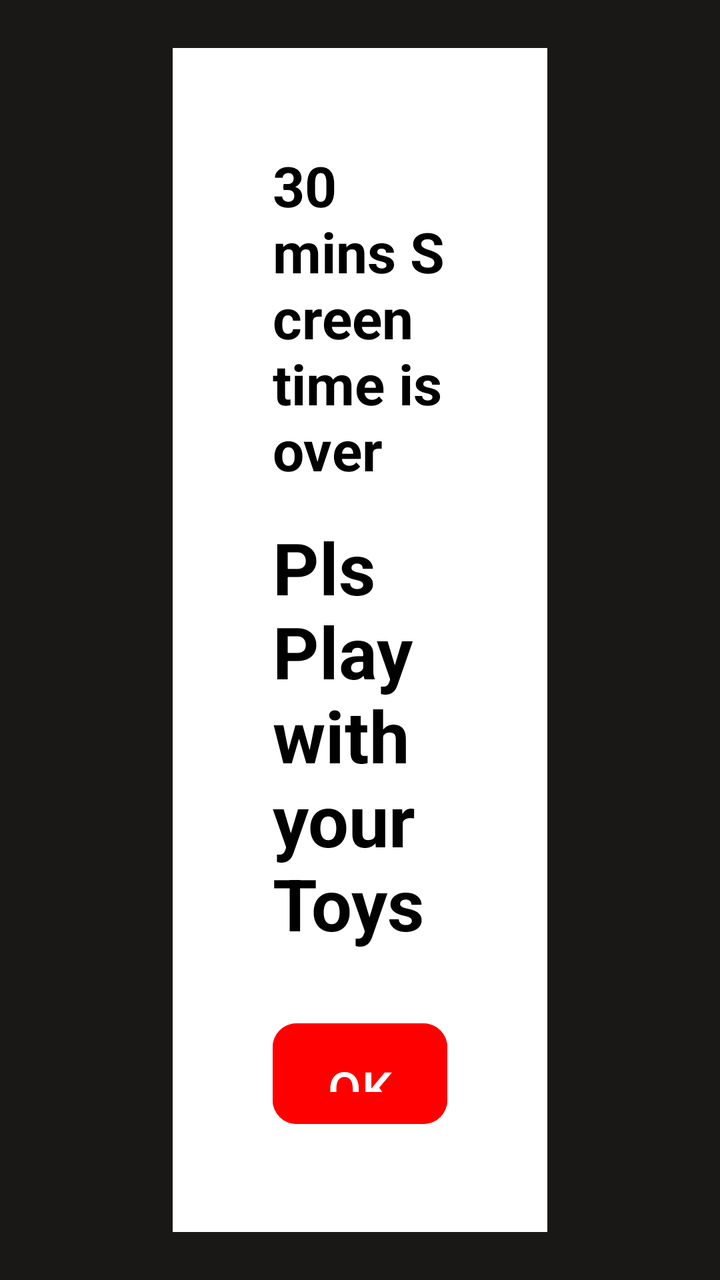
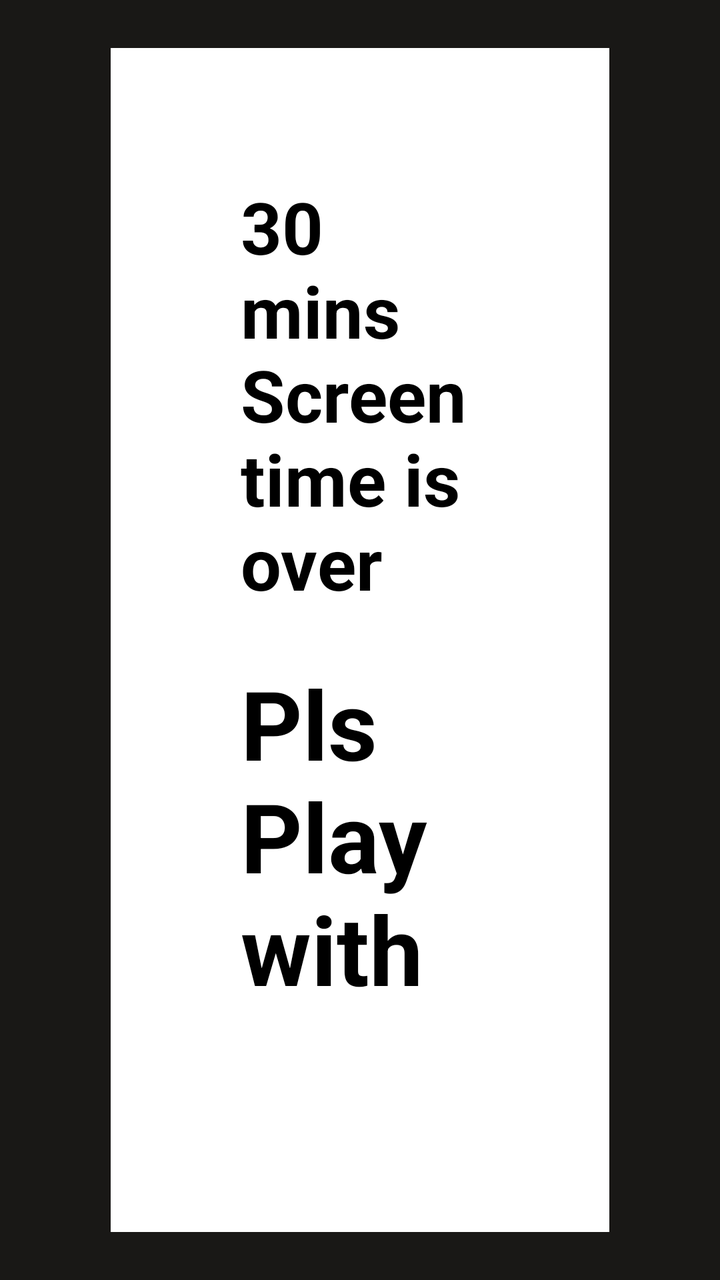

Screens rendered from an Android XML layout before and after an edit, with the pre-edit source and the edit as a unified diff.
<!-- AndroidManifest.xml: application theme Theme.PPGYouTubeKids -->
<!-- res/layout/dialog_overlay.xml -->
<?xml version="1.0" encoding="utf-8"?>
<androidx.constraintlayout.widget.ConstraintLayout xmlns:android="http://schemas.android.com/apk/res/android"
    xmlns:app="http://schemas.android.com/apk/res-auto"
    android:layout_width="match_parent"
    android:layout_height="match_parent"
    android:background="#E6000000"
    android:padding="24dp">

    <LinearLayout
        android:layout_width="0dp"
        android:layout_height="wrap_content"
        android:orientation="vertical"
        android:gravity="center"
        android:background="@android:color/white"
        android:padding="50dp"
        app:layout_constraintWidth_percent="0.6"
        app:layout_constraintTop_toTopOf="parent"
        app:layout_constraintBottom_toBottomOf="parent"
        app:layout_constraintStart_toStartOf="parent"
        app:layout_constraintEnd_toEndOf="parent">

        <TextView
            android:id="@+id/txtMessage1"
            android:layout_width="wrap_content"
            android:layout_height="wrap_content"
            android:text="30 mins Screen time is over"
            android:textColor="@android:color/black"
            android:textSize="28sp"
            android:textStyle="bold"
            android:textAlignment="center"
            android:layout_marginBottom="16dp" />

        <TextView
            android:id="@+id/txtMessage2"
            android:layout_width="wrap_content"
            android:layout_height="wrap_content"
            android:text="Pls Play with your Toys"
            android:textColor="@android:color/black"
            android:textSize="36sp"
            android:textStyle="bold"
            android:textAlignment="center"
            android:layout_marginBottom="32dp" />

        <com.google.android.material.button.MaterialButton
            android:id="@+id/btnOverlayOk"
            android:layout_width="wrap_content"
            android:layout_height="wrap_content"
            android:text="OK"
            android:textSize="24sp"
            android:paddingStart="48dp"
            android:paddingEnd="48dp"
            android:paddingTop="16dp"
            android:paddingBottom="16dp"
            app:cornerRadius="12dp"
            android:backgroundTint="@color/ytk_primary_red" />

    </LinearLayout>

</androidx.constraintlayout.widget.ConstraintLayout>
<!-- resources referenced by this layout -->
<resources>
  <color name="ytk_primary_red">#FF0000</color>
  <style name="Theme.PPGYouTubeKids" parent="Base.Theme.PPGYouTubeKids" />
  <style name="Base.Theme.PPGYouTubeKids" parent="Theme.Material3.Light.NoActionBar">
          <item name="colorPrimary">@color/ytk_primary_red</item>
          <item name="colorSecondary">@color/ytk_cyan</item>
          <item name="android:windowBackground">@color/ytk_background</item>
          <item name="android:statusBarColor">@color/ytk_primary_red</item>
      </style>
  <color name="ytk_cyan">#00BCD4</color>
  <color name="ytk_background">#FFF8E1</color>
</resources>

<!-- the commit's change to res/layout/dialog_overlay.xml (unified diff, before → after) -->
@@ -12,8 +12,8 @@
         android:orientation="vertical"
         android:gravity="center"
         android:background="@android:color/white"
-        android:padding="50dp"
-        app:layout_constraintWidth_percent="0.6"
+        android:padding="65dp"
+        app:layout_constraintWidth_percent="0.8"
         app:layout_constraintTop_toTopOf="parent"
         app:layout_constraintBottom_toBottomOf="parent"
         app:layout_constraintStart_toStartOf="parent"
@@ -25,10 +25,10 @@
             android:layout_height="wrap_content"
             android:text="30 mins Screen time is over"
             android:textColor="@android:color/black"
-            android:textSize="28sp"
+            android:textSize="36sp"
             android:textStyle="bold"
             android:textAlignment="center"
-            android:layout_marginBottom="16dp" />
+            android:layout_marginBottom="24dp" />
 
         <TextView
             android:id="@+id/txtMessage2"
@@ -36,22 +36,22 @@
             android:layout_height="wrap_content"
             android:text="Pls Play with your Toys"
             android:textColor="@android:color/black"
-            android:textSize="36sp"
+            android:textSize="48sp"
             android:textStyle="bold"
             android:textAlignment="center"
-            android:layout_marginBottom="32dp" />
+            android:layout_marginBottom="40dp" />
 
         <com.google.android.material.button.MaterialButton
             android:id="@+id/btnOverlayOk"
             android:layout_width="wrap_content"
             android:layout_height="wrap_content"
             android:text="OK"
-            android:textSize="24sp"
-            android:paddingStart="48dp"
-            android:paddingEnd="48dp"
-            android:paddingTop="16dp"
-            android:paddingBottom="16dp"
-            app:cornerRadius="12dp"
+            android:textSize="32sp"
+            android:paddingStart="64dp"
+            android:paddingEnd="64dp"
+            android:paddingTop="20dp"
+            android:paddingBottom="20dp"
+            app:cornerRadius="16dp"
             android:backgroundTint="@color/ytk_primary_red" />
 
     </LinearLayout>
